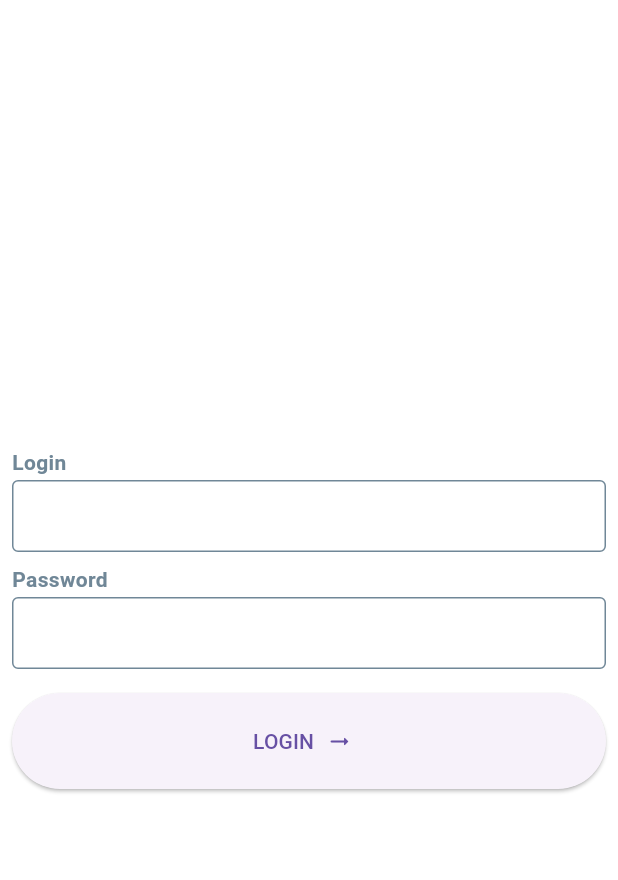
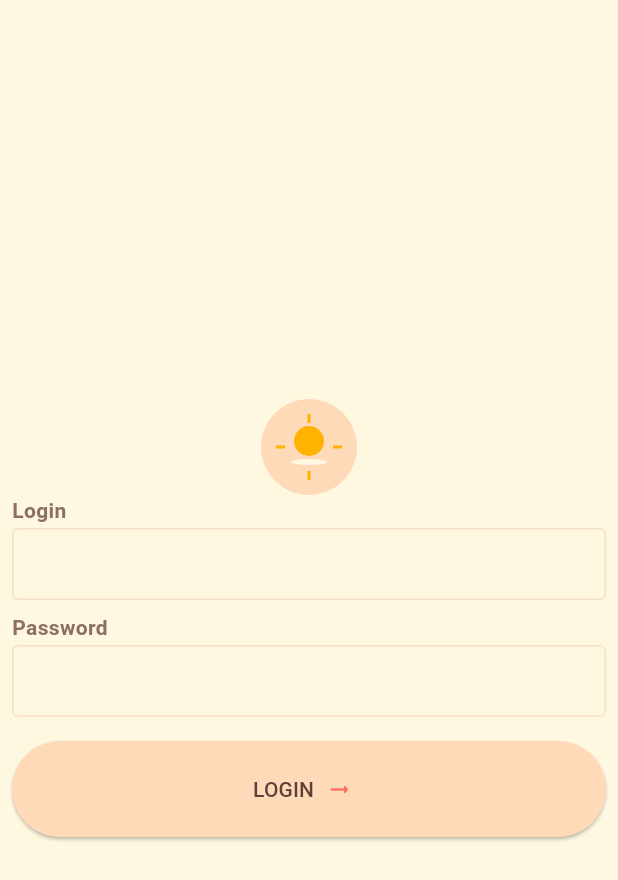
Before and after one commit to DeTakaki/weathercheckflutter, a Flutter app: the screen it shows after launch, on a phone screen of 412 x 824 dp. Shown: the top 880 px of the screen. Run offline on Flutter 3.47's test engine with Material 3 defaults, Android fonts, the phone set to English and light mode, and no system bars; our stand-ins replace flutter_riverpod, flutter_svg, go_router.

Commit message:
feat: Stylizing the login screen with a base theme (warm)

```diff
--- a/weather_check_app/lib/constants/app_colors.dart
+++ b/weather_check_app/lib/constants/app_colors.dart
@@ -1,8 +1,17 @@
 import 'package:flutter/material.dart';
 
 class AppColors {
-  static const primary = Color(0xFF1B31A8);
+  static const primary = Color(0xFFFFB300);
   static const lightGray = Color(0xFF708797);
-  static const textColor = Color(0xFF4D6475);
-  static const lighterTextColor = Color(0xFF708797);
+  static const textColor = Color(0xFF5D4037);
+  static const lighterTextColor = Color(0xFF8D6E63);
+
+  static const Color backgroundColor = Color(0xFFFFDAB9);
+  static const Color surfaceColor = Color(0xFFFFF8E1);
+
+  static const borderColor = Color(0xFFF5E0C3);
+  static const accentColor = Color(0xFFFF6F61);
+
+  // Error
+  static const softRed = Color(0xFFFF6F61);
 }
--- a/weather_check_app/lib/core/presentation/widgets/custom_text_field.dart
+++ b/weather_check_app/lib/core/presentation/widgets/custom_text_field.dart
@@ -28,7 +28,7 @@ class CustomTextField extends StatelessWidget {
           title,
           textAlign: TextAlign.start,
           style: const TextStyle(
-              fontWeight: FontWeight.w600, color: AppColors.lightGray),
+              fontWeight: FontWeight.w600, color: AppColors.lighterTextColor),
         ),
         gapH2,
         TextFormField(
@@ -43,12 +43,12 @@ class CustomTextField extends StatelessWidget {
             hintText: hint ?? '',
             hintStyle: const TextStyle(color: AppColors.lighterTextColor),
             errorBorder: const OutlineInputBorder(
-                borderSide: BorderSide(color: Colors.red)),
+                borderSide: BorderSide(color: AppColors.softRed)),
             focusedBorder: const OutlineInputBorder(
               borderSide: BorderSide(color: AppColors.primary),
             ),
             enabledBorder: const OutlineInputBorder(
-              borderSide: BorderSide(color: AppColors.lightGray),
+              borderSide: BorderSide(color: AppColors.borderColor),
             ),
             contentPadding: const EdgeInsets.symmetric(
               horizontal: Sizes.p8,
--- a/weather_check_app/lib/features/auth/presentation/screens/login_screen.dart
+++ b/weather_check_app/lib/features/auth/presentation/screens/login_screen.dart
@@ -1,4 +1,6 @@
 import 'package:flutter/material.dart';
+import 'package:flutter_svg/flutter_svg.dart';
+import 'package:weather_checking/constants/app_colors.dart';
 import 'package:weather_checking/constants/sizes.dart';
 import 'package:weather_checking/core/presentation/widgets/custom_text_field.dart';
 
@@ -23,7 +25,7 @@ class _LoginScreenState extends State<LoginScreen> {
   @override
   Widget build(BuildContext context) {
     return Scaffold(
-      backgroundColor: Colors.white,
+      backgroundColor: AppColors.surfaceColor,
       body: Form(
         key: _formKey,
         child: Center(
@@ -32,6 +34,7 @@ class _LoginScreenState extends State<LoginScreen> {
             child: Column(
               mainAxisAlignment: MainAxisAlignment.center,
               children: [
+                SvgPicture.asset('./assets/icons/app_logo.svg'),
                 CustomTextField(
                     title: 'Login',
                     textController: loginController,
@@ -57,9 +60,18 @@ class _LoginScreenState extends State<LoginScreen> {
                       onPressed: () {
                         _formKey.currentState?.validate();
                       },
+                      style: ElevatedButton.styleFrom(
+                        backgroundColor: AppColors.backgroundColor,
+                      ),
                       iconAlignment: IconAlignment.end,
-                      icon: Icon(Icons.arrow_right_alt_rounded),
-                      label: const Text('LOGIN')),
+                      icon: const Icon(
+                        Icons.arrow_right_alt_rounded,
+                        color: AppColors.accentColor,
+                      ),
+                      label: const Text(
+                        'LOGIN',
+                        style: TextStyle(color: AppColors.textColor),
+                      )),
                 ),
               ],
             ),
--- a/weather_check_app/pubspec.yaml
+++ b/weather_check_app/pubspec.yaml
@@ -16,6 +16,8 @@ dependencies:
 
   go_router: ^15.1.1
   flutter_riverpod: ^2.6.1
+  flutter_svg: ^2.1.0
+
 
 
 
@@ -38,7 +40,8 @@ flutter:
   uses-material-design: true
 
   # To add assets to your application, add an assets section, like this:
-  # assets:
+  assets:
+  - assets/icons/app_logo.svg
   #   - images/a_dot_burr.jpeg
   #   - images/a_dot_ham.jpeg
 
```
Also changed, not shown: weather_check_app/assets/icons/app_logo.svg (added).
